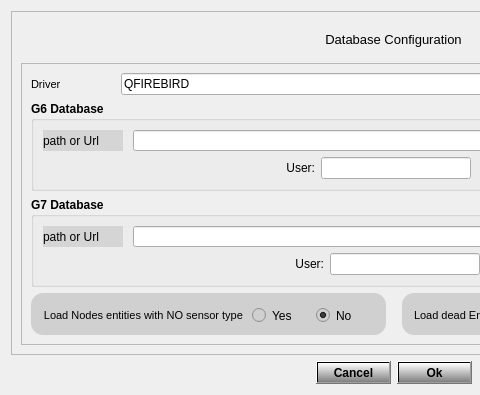
Above: src/RSDatabaseConfig.ui from stslu/rex before the change; both pictures show x 0 to 480 and y 0 to 395 of the 787 by 395 pixel window. Below: the same form after it.
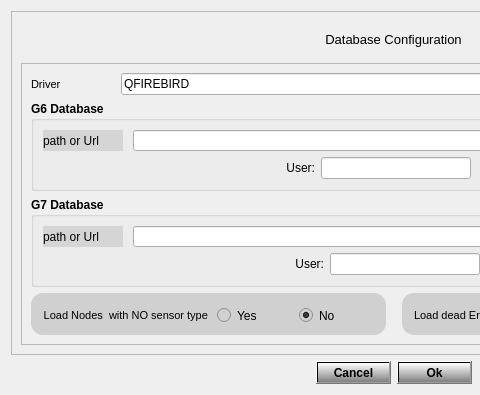
That is the form after the change.

Commit message: SGP-1062_RexNodes : sentence error corrected

The edit to the form file:
```diff
--- a/src/RSDatabaseConfig.ui
+++ b/src/RSDatabaseConfig.ui
@@ -496,7 +496,7 @@
                  <string notr="true">font: 75 8pt</string>
                 </property>
                 <property name="text">
-                 <string>Load Nodes entities with NO sensor type </string>
+                 <string>Load Nodes  with NO sensor type </string>
                 </property>
                 <property name="textFormat">
                  <enum>Qt::AutoText</enum>
```
